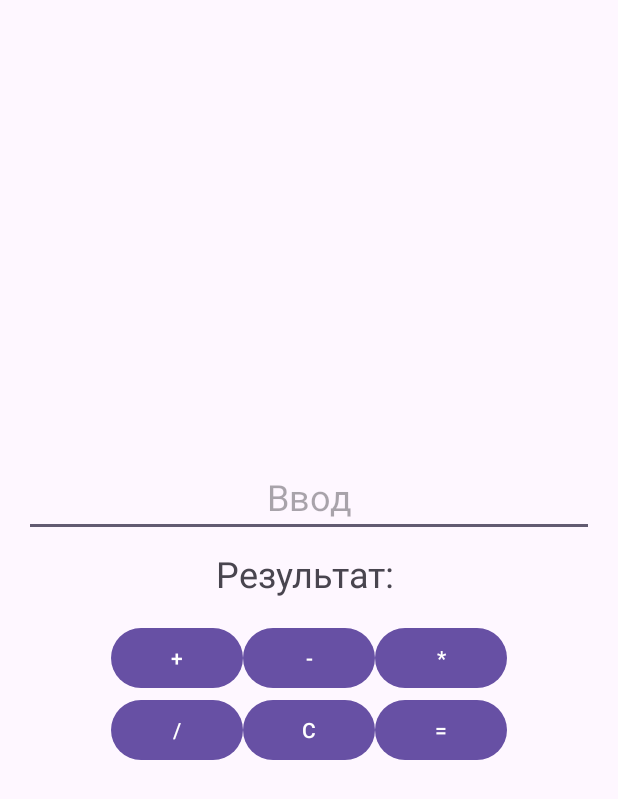
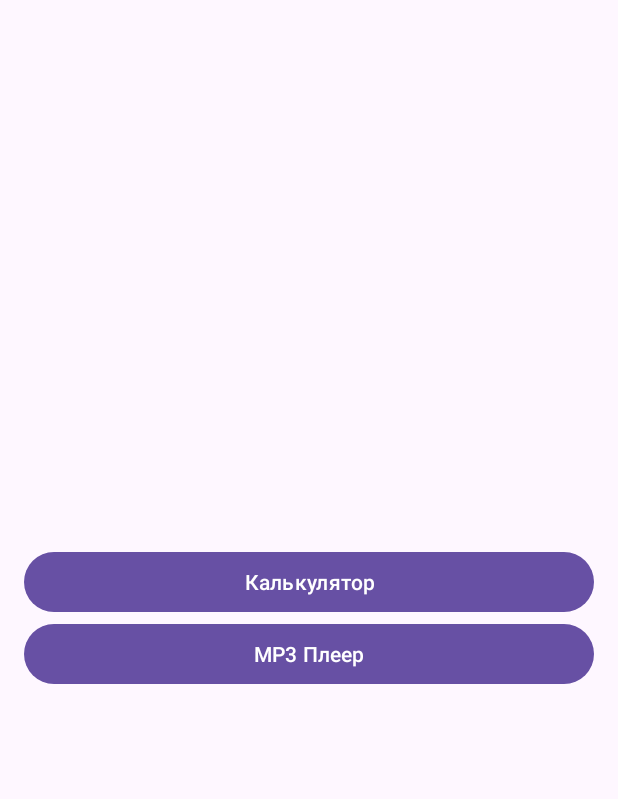
Before and after one commit to evlnka/Android, an Android app: the screen it shows after launch (MainActivity), on a phone screen of 412 x 824 dp. Shown: the top 799 px of the screen. Run offline under Robolectric (Android 15) with nearby library versions, the phone set to English and light mode, and no system bars.

```diff
--- a/app/src/main/AndroidManifest.xml
+++ b/app/src/main/AndroidManifest.xml
@@ -13,6 +13,15 @@
         android:theme="@style/Theme._1"
         tools:targetApi="31">
         <activity
+            android:name=".PlayerActivity"
+            android:exported="false" />
+        <activity
+            android:name=".Player"
+            android:exported="false" />
+        <activity
+            android:name=".CalculatorActivity"
+            android:exported="false" />
+        <activity
             android:name=".MainActivity"
             android:exported="true">
             <intent-filter>
--- a/app/src/main/java/com/example/a1/MainActivity.kt
+++ b/app/src/main/java/com/example/a1/MainActivity.kt
@@ -1,73 +1,30 @@
 package com.example.a1
 
+import android.content.Intent
 import android.os.Bundle
-import android.view.View
-import android.widget.EditText
-import android.widget.TextView
 import android.widget.Button
 import androidx.appcompat.app.AppCompatActivity
 
-class MainActivity : AppCompatActivity(), View.OnClickListener {
-    private lateinit var input: EditText
-    private lateinit var result: TextView
-    private lateinit var plus: Button
-    private lateinit var minus: Button
-    private lateinit var multiply: Button
-    private lateinit var division: Button
-    private lateinit var clear: Button
-    private lateinit var equals: Button
+class MainActivity : AppCompatActivity() {
 
-    private var num1: Float? = null
-    private var operation: String? = null
+    private lateinit var bGoToCalculator: Button
+    private lateinit var bGoToPlayer: Button
 
     override fun onCreate(savedInstanceState: Bundle?) {
         super.onCreate(savedInstanceState)
         setContentView(R.layout.activity_main)
 
-        input = findViewById(R.id.input)
-        result = findViewById(R.id.result)
-        plus = findViewById(R.id.plus)
-        minus = findViewById(R.id.minus)
-        multiply = findViewById(R.id.multiply)
-        division = findViewById(R.id.division)
-        clear = findViewById(R.id.clear)
-        equals = findViewById(R.id.equals)
+        bGoToCalculator = findViewById(R.id.Calculator)
+        bGoToPlayer = findViewById(R.id.MP3player)
 
-        plus.setOnClickListener(this)
-        minus.setOnClickListener(this)
-        multiply.setOnClickListener(this)
-        division.setOnClickListener(this)
-        clear.setOnClickListener(this)
-        equals.setOnClickListener(this)
-    }
+        bGoToCalculator.setOnClickListener {
+            val intent = Intent(this, CalculatorActivity::class.java)
+            startActivity(intent)
+        }
 
-    override fun onClick(view: View) {
-        when (view.id) {
-            R.id.plus, R.id.minus, R.id.multiply, R.id.division -> {
-                if (num1 == null) {
-                    num1 = input.text.toString().toFloatOrNull()
-                    operation = (view as Button).text.toString()
-                    input.append(" $operation ")
-                }
-            }
-            R.id.equals -> {
-                val num2 = input.text.toString().split(" ").lastOrNull()?.toFloatOrNull()
-                if (num1 != null && num2 != null) {
-                    result.text = when (operation) {
-                        "+" -> (num1!! + num2).toString()
-                        "-" -> (num1!! - num2).toString()
-                        "*" -> (num1!! * num2).toString()
-                        "/" -> if (num2 != 0f) (num1!! / num2).toString() else "Ошибка"
-                        else -> ""
-                    }
-                }
-            }
-            R.id.clear -> {
-                input.text.clear()
-                result.text = "Результат: "
-                num1 = null
-                operation = null
-            }
+        bGoToPlayer.setOnClickListener {
+            val intent = Intent(this, PlayerActivity::class.java)
+            startActivity(intent)
         }
     }
 }
--- a/app/src/main/res/layout/activity_main.xml
+++ b/app/src/main/res/layout/activity_main.xml
@@ -6,65 +6,23 @@
     android:orientation="vertical"
     android:padding="16dp">
 
-    <EditText
-        android:id="@+id/input"
+    <GridLayout
         android:layout_width="match_parent"
         android:layout_height="wrap_content"
-        android:gravity="center"
-        android:hint="Ввод"
-        android:inputType="none"
-        android:textSize="24sp" />
-
-    <TextView
-        android:id="@+id/result"
-        android:layout_width="match_parent"
-        android:layout_height="wrap_content"
-        android:gravity="center"
-        android:padding="8dp"
-        android:text="Результат: "
-        android:textSize="24sp" />
-
-    <GridLayout
-        android:layout_width="wrap_content"
-        android:layout_height="wrap_content"
-        android:columnCount="3"
-        android:padding="8dp">
+        android:columnCount="1">
 
         <Button
-            android:id="@+id/plus"
-            android:layout_width="wrap_content"
+            android:id="@+id/Calculator"
+            android:layout_width="match_parent"
             android:layout_height="wrap_content"
-            android:text="+" />
+            android:text="Калькулятор" />
 
         <Button
-            android:id="@+id/minus"
-            android:layout_width="wrap_content"
+            android:id="@+id/MP3player"
+            android:layout_width="match_parent"
             android:layout_height="wrap_content"
-            android:text="-" />
+            android:text="MP3 Плеер" />
 
-        <Button
-            android:id="@+id/multiply"
-            android:layout_width="wrap_content"
-            android:layout_height="wrap_content"
-            android:text="*" />
-
-        <Button
-            android:id="@+id/division"
-            android:layout_width="wrap_content"
-            android:layout_height="wrap_content"
-            android:text="/" />
-
-        <Button
-            android:id="@+id/clear"
-            android:layout_width="wrap_content"
-            android:layout_height="wrap_content"
-            android:text="C" />
-
-        <Button
-            android:id="@+id/equals"
-            android:layout_width="wrap_content"
-            android:layout_height="wrap_content"
-            android:text="=" />
     </GridLayout>
 
 </LinearLayout>
```
